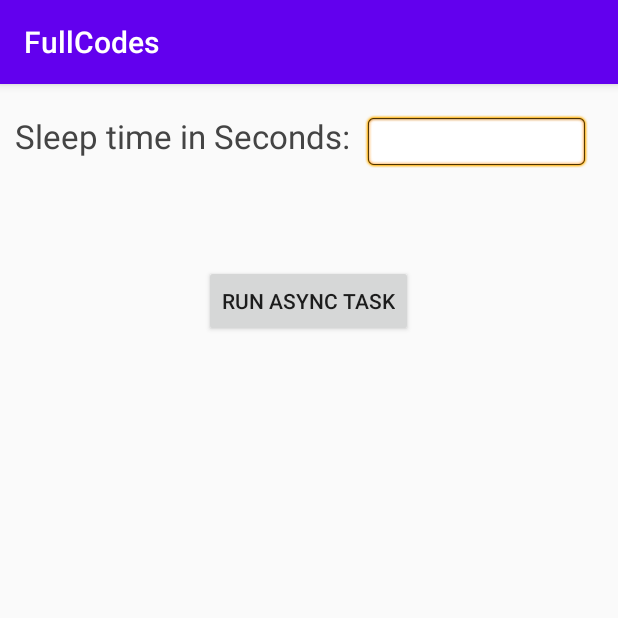
After one commit to MahdiAsoudeh/AndroidFullCodes, an Android app: the AsyncTaskExample screen opened directly, with no data from a screen before it, on a phone screen of 412 x 824 dp, the top half of it. The commit adds this screen. Run offline under Robolectric (Android 15) with nearby library versions, the phone set to English and light mode, and no system bars.

Commit message:
added asyncTask example

```diff
--- a/app/src/main/AndroidManifest.xml
+++ b/app/src/main/AndroidManifest.xml
@@ -17,7 +17,8 @@
             </intent-filter>
         </activity>
 
-        <activity android:name=".recyclerview.RecyclerViewActivity"/>
+        <activity android:name=".recyclerviewExample.RecyclerViewActivity" />
+        <activity android:name=".asyncTaskExample.AsyncTaskExample" />
 
     </application>
 
--- /dev/null
+++ b/app/src/main/java/com/mahdi20/fullcodes/asyncTaskExample/AsyncTaskExample.java
@@ -0,0 +1,80 @@
+package com.mahdi20.fullcodes.asyncTaskExample;
+
+
+import android.app.ProgressDialog;
+import android.os.AsyncTask;
+import android.os.Bundle;
+import android.widget.Button;
+import android.widget.EditText;
+import android.widget.TextView;
+
+import androidx.appcompat.app.AppCompatActivity;
+
+import com.mahdi20.fullcodes.R;
+
+public class AsyncTaskExample extends AppCompatActivity {
+    private Button button;
+    private EditText time;
+    private TextView finalResult;
+
+    @Override
+    protected void onCreate(Bundle savedInstanceState) {
+        super.onCreate(savedInstanceState);
+        setContentView(R.layout.activity_async_task);
+
+        time = findViewById(R.id.in_time);
+        button = findViewById(R.id.btn_run);
+        finalResult = findViewById(R.id.tv_result);
+        button.setOnClickListener(v -> {
+            AsyncTaskRunner runner = new AsyncTaskRunner();
+            String sleepTime = time.getText().toString();
+            runner.execute(sleepTime);
+        });
+    }
+
+    private class AsyncTaskRunner extends AsyncTask<String, String, String> {
+
+        private String resp;
+        ProgressDialog progressDialog;
+
+        @Override
+        protected String doInBackground(String... params) {
+            publishProgress("Sleeping...");
+            try {
+                int time = Integer.parseInt(params[0]) * 1000;
+
+                Thread.sleep(time);
+                resp = "Slept for " + params[0] + " seconds";
+            } catch (InterruptedException e) {
+                e.printStackTrace();
+                resp = e.getMessage();
+            } catch (Exception e) {
+                e.printStackTrace();
+                resp = e.getMessage();
+            }
+            return resp;
+        }
+
+
+        @Override
+        protected void onPostExecute(String result) {
+            progressDialog.dismiss();
+            finalResult.setText(result);
+        }
+
+
+        @Override
+        protected void onPreExecute() {
+            progressDialog = ProgressDialog.show(AsyncTaskExample.this,
+                    "ProgressDialog",
+                    "Wait for " + time.getText().toString() + " seconds");
+        }
+
+
+        @Override
+        protected void onProgressUpdate(String... text) {
+            finalResult.setText(text[0]);
+
+        }
+    }
+}
--- a/app/src/main/java/com/mahdi20/fullcodes/recyclerview/RecyclerViewActivity.java
+++ b/app/src/main/java/com/mahdi20/fullcodes/recyclerviewExample/RecyclerViewActivity.java
@@ -1,4 +1,4 @@
-package com.mahdi20.fullcodes.recyclerview;
+package com.mahdi20.fullcodes.recyclerviewExample;
 
 import android.os.Bundle;
 import android.view.View;
--- a/app/src/main/java/com/mahdi20/fullcodes/recyclerview/RecyclerViewAdapter.java
+++ b/app/src/main/java/com/mahdi20/fullcodes/recyclerviewExample/RecyclerViewAdapter.java
@@ -1,4 +1,4 @@
-package com.mahdi20.fullcodes.recyclerview;
+package com.mahdi20.fullcodes.recyclerviewExample;
 
 import android.content.Context;
 import android.view.LayoutInflater;
--- /dev/null
+++ b/app/src/main/res/layout/activity_async_task.xml
@@ -0,0 +1,44 @@
+<RelativeLayout xmlns:android="http://schemas.android.com/apk/res/android"
+    xmlns:tools="http://schemas.android.com/tools"
+    android:layout_width="match_parent"
+    android:layout_height="match_parent"
+    tools:context=".MainActivity">
+
+    <TextView
+        android:id="@+id/tv_time"
+        android:layout_width="wrap_content"
+        android:layout_height="wrap_content"
+        android:layout_alignParentLeft="true"
+        android:layout_marginLeft="10dip"
+        android:layout_marginTop="20dip"
+        android:layout_marginRight="9dip"
+        android:text="Sleep time in Seconds:"
+        android:textColor="#444444"
+        android:textSize="10pt" />
+
+    <EditText
+        android:id="@+id/in_time"
+        android:layout_width="150dip"
+        android:layout_height="wrap_content"
+        android:layout_alignTop="@id/tv_time"
+        android:layout_toRightOf="@id/tv_time"
+        android:background="@android:drawable/editbox_background"
+        android:inputType="number" />
+
+    <Button
+        android:id="@+id/btn_run"
+        android:layout_width="wrap_content"
+        android:layout_height="wrap_content"
+        android:layout_below="@+id/in_time"
+        android:layout_centerHorizontal="true"
+        android:layout_marginTop="64dp"
+        android:text="Run Async task" />
+
+    <TextView
+        android:id="@+id/tv_result"
+        android:layout_width="wrap_content"
+        android:layout_height="wrap_content"
+        android:layout_below="@+id/btn_run"
+        android:layout_centerHorizontal="true"
+        android:textSize="7pt" />
+</RelativeLayout>
```
Also changed, not shown: app/src/main/java/com/mahdi20/fullcodes/MainActivity.java (+10 -5 lines), app/src/main/res/layout/activity_main.xml (+8 -1 lines).
